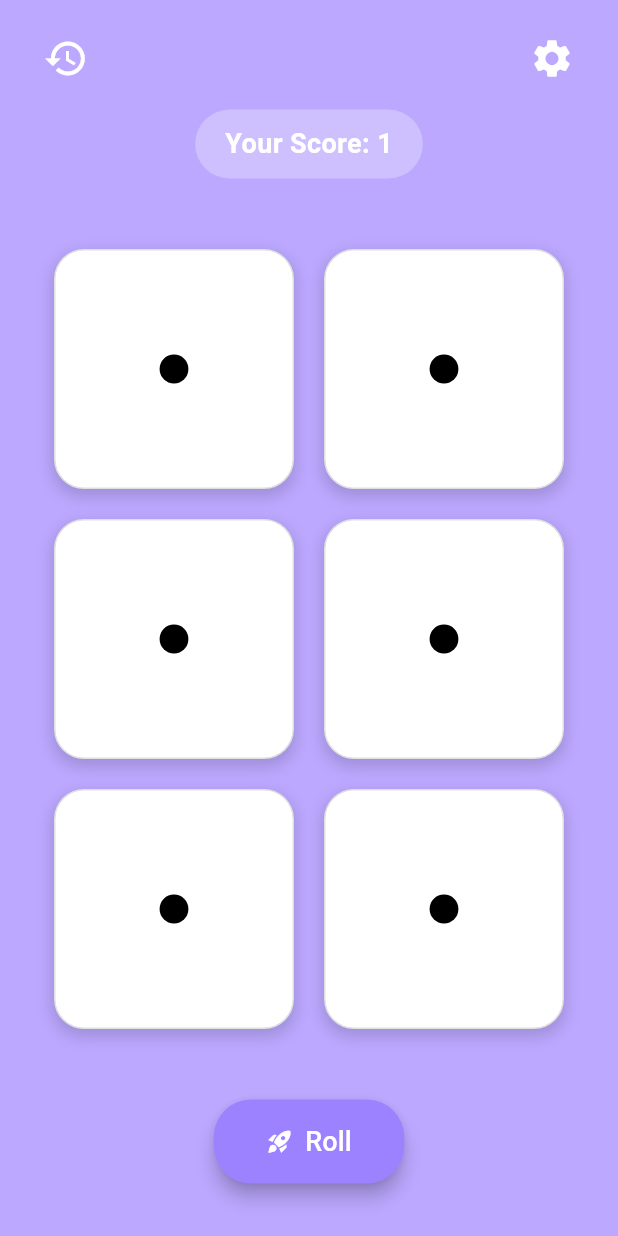
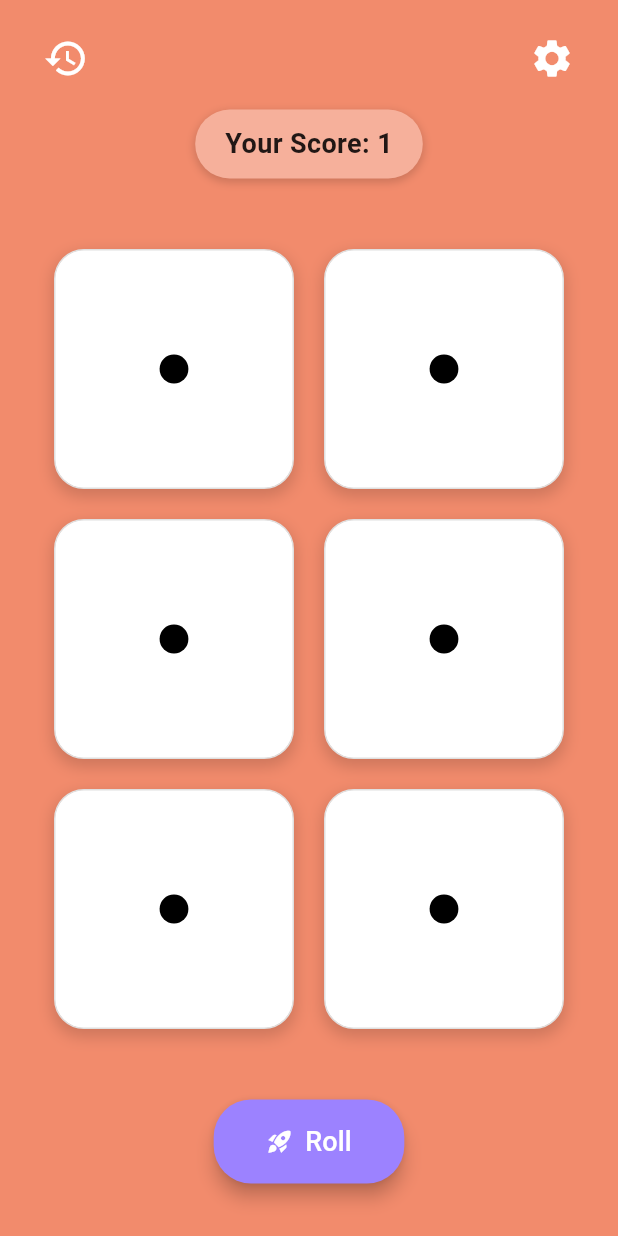
Before and after one commit to nvsoftlab/dice-roller, a Flutter app: the screen it shows after launch, on a phone screen of 412 x 824 dp. Run offline on Flutter 3.47's test engine with Material 3 defaults, Android fonts, the phone set to English and light mode, and no system bars; our stand-ins replace google_fonts, sensors_plus, shared_preferences.

Commit message:
feat: update dice background based on the settings

```diff
--- a/lib/main.dart
+++ b/lib/main.dart
@@ -4,7 +4,6 @@ import 'package:google_fonts/google_fonts.dart';
 
 import 'package:dice_roller/screens/dice.dart';
 import 'package:dice_roller/l10n/app_localizations.dart';
-
 
 final materialTheme = ThemeData(
   primaryColor: Color(0xFFF1F4F8),
@@ -35,7 +34,6 @@ final materialTheme = ThemeData(
   sliderTheme: SliderThemeData(
     activeTrackColor: Colors.deepPurpleAccent,
     inactiveTrackColor: Color.fromARGB(
-      // Replaced .withOpacity(0.3)
       (0.3 * 255).round(),
       Colors.deepPurpleAccent.red,
       Colors.deepPurpleAccent.green,
@@ -43,7 +41,6 @@ final materialTheme = ThemeData(
     ),
     thumbColor: Colors.deepPurpleAccent,
     overlayColor: Color.fromARGB(
-      // Replaced .withOpacity(0.2)
       (0.2 * 255).round(),
       Colors.deepPurpleAccent.red,
       Colors.deepPurpleAccent.green,
@@ -115,7 +112,6 @@ final materialTheme = ThemeData(
   ),
 );
 
-
 const List<DeviceOrientation> deviceOrientations = [
   DeviceOrientation.portraitUp,
   DeviceOrientation.portraitDown,
--- a/lib/screens/dice.dart
+++ b/lib/screens/dice.dart
@@ -2,6 +2,10 @@ import 'dart:async';
 import 'dart:math';
 import 'package:flutter/material.dart';
 import 'package:sensors_plus/sensors_plus.dart';
+
+import 'package:shared_preferences/shared_preferences.dart';
+import 'package:dice_roller/constants/settings.dart'; // For kColors
+import 'package:dice_roller/constants/shared_preferences_indexes.dart'; // For selectedColorIndexKey
 
 import 'package:dice_roller/screens/score.dart';
 import 'package:dice_roller/screens/settings.dart';
@@ -24,11 +28,34 @@ class _DiceScreenState extends State<DiceScreen> {
   bool _isShaking = false;
   StreamSubscription<AccelerometerEvent>? _accelerometerSubscription;
   bool _isScreenVisible = true;
+  Color _backgroundColor =
+      kColors.isNotEmpty
+          ? kColors[0]
+          : const Color(0xFFBCA8FF); // Initial default
 
   @override
   void initState() {
     super.initState();
+    _loadBackgroundColor();
     _startAccelerometerListener();
+  }
+
+  Future<void> _loadBackgroundColor() async {
+    final preferences = await SharedPreferences.getInstance();
+    if (!mounted) return;
+
+    // Get the stored index. Default to 0 if not found (first color in kColors).
+    final int colorIndex = preferences.getInt(selectedColorIndexKey) ?? 0;
+
+    if (kColors.isNotEmpty && colorIndex >= 0 && colorIndex < kColors.length) {
+      if (_backgroundColor != kColors[colorIndex]) {
+        setState(() {
+          _backgroundColor = kColors[colorIndex];
+        });
+      }
+    }
+    // If kColors is empty or index is out of bounds after defaulting,
+    // _backgroundColor retains its last valid or initialized value.
   }
 
   @override
@@ -39,6 +66,7 @@ class _DiceScreenState extends State<DiceScreen> {
     final bool isCurrentlyVisible = route?.isCurrent ?? false;
 
     if (isCurrentlyVisible && !_isScreenVisible) {
+      _loadBackgroundColor(); // Reload color when screen becomes visible
       _startAccelerometerListener();
       _isScreenVisible = true;
     } else if (!isCurrentlyVisible &&
@@ -84,10 +112,15 @@ class _DiceScreenState extends State<DiceScreen> {
     super.dispose();
   }
 
-  void _navigateToSettings(BuildContext context) {
-    Navigator.of(
+  void _navigateToSettings(BuildContext context) async {
+    await Navigator.of(
       context,
     ).push(MaterialPageRoute(builder: (ctx) => const SettingsScreen()));
+
+    // After returning from settings, reload the background color
+    if (mounted) {
+      _loadBackgroundColor();
+    }
   }
 
   void _navigateToScore(BuildContext context) {
@@ -126,10 +159,24 @@ class _DiceScreenState extends State<DiceScreen> {
     final Size screenSize = MediaQuery.of(context).size;
     final double width = screenSize.width;
 
-    const Color primaryBackgroundColor = Color(0xFFBCA8FF);
+    // Calculate a lighter version of the background color for the score container
+    HSLColor hslColor = HSLColor.fromColor(_backgroundColor);
+    // Increase lightness by 0.1, ensuring it doesn't exceed 1.0
+    HSLColor lighterHslColor = hslColor.withLightness(
+      (hslColor.lightness + 0.1).clamp(0.0, 1.0),
+    );
+    Color scoreContainerColor = lighterHslColor.toColor();
+
+    // Determine text color based on the score container's background brightness
+    final Brightness scoreContainerBrightness =
+        ThemeData.estimateBrightnessForColor(scoreContainerColor);
+    final Color scoreTextColor =
+        scoreContainerBrightness == Brightness.light
+            ? Colors.black87
+            : Colors.white;
 
     return Scaffold(
-      backgroundColor: primaryBackgroundColor,
+      backgroundColor: _backgroundColor,
       body: SafeArea(
         child: Padding(
           padding: const EdgeInsets.symmetric(horizontal: 20.0, vertical: 15.0),
@@ -171,13 +218,26 @@ class _DiceScreenState extends State<DiceScreen> {
                           vertical: 10.0,
                         ),
                         decoration: BoxDecoration(
-                          color: const Color(0xFFCEC0FF),
+                          color: scoreContainerColor,
                           borderRadius: BorderRadius.circular(25.0),
+                          boxShadow: [
+                            BoxShadow(
+                              color: Colors.black.withOpacity(
+                                0.15,
+                              ), // Shadow color
+                              spreadRadius: 1, // Spread of the shadow
+                              blurRadius: 4, // Blurriness of the shadow
+                              offset: const Offset(
+                                0,
+                                2,
+                              ), // Position of the shadow (dx, dy)
+                            ),
+                          ],
                         ),
-                        child: const Text(
+                        child: Text(
                           'Your Score: 1',
                           style: TextStyle(
-                            color: Colors.white,
+                            color: scoreTextColor,
                             fontSize: 18,
                             fontWeight: FontWeight.bold,
                           ),
```
Lines whose indentation alone changed are shown as unchanged.
